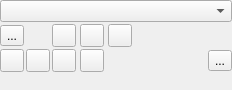
KDE/krita, file plugins/textshape/dialogs/SimpleParagraphWidget.ui: the form before one commit.
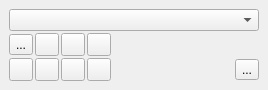
The form after the commit. Custom widgets are drawn as their Qt base class.

Commit message: Make widget layout a bit nice

Patch:
```diff
--- a/plugins/textshape/dialogs/SimpleParagraphWidget.ui
+++ b/plugins/textshape/dialogs/SimpleParagraphWidget.ui
@@ -6,7 +6,7 @@
    <rect>
     <x>0</x>
     <y>0</y>
-    <width>232</width>
+    <width>268</width>
     <height>90</height>
    </rect>
   </property>
@@ -26,7 +26,7 @@
    <property name="spacing">
     <number>0</number>
    </property>
-   <item row="1" column="0">
+   <item row="0" column="0">
     <widget class="QWidget" name="SpecialSpacer" native="true">
      <property name="sizePolicy">
       <sizepolicy hsizetype="Preferred" vsizetype="Expanding">
@@ -34,32 +34,16 @@
        <verstretch>0</verstretch>
       </sizepolicy>
      </property>
-     <zorder></zorder>
-    </widget>
-   </item>
-   <item row="0" column="0">
-    <layout class="QGridLayout" name="gridLayout" columnstretch="0,2,0,0,0,0,0,0,0,0,0,0">
+     <layout class="QVBoxLayout" name="verticalLayout">
+      <item>
+       <layout class="QGridLayout" name="gridLayout" columnstretch="0,0,0,0,0,0,0,0">
      <property name="spacing">
       <number>2</number>
      </property>
-     <item row="3" column="0">
-      <widget class="QToolButton" name="alignLeft">
-       <property name="autoRaise">
-        <bool>false</bool>
-       </property>
-      </widget>
-     </item>
-     <item row="3" column="5" colspan="2">
-      <widget class="QToolButton" name="alignBlock">
-       <property name="autoRaise">
-        <bool>false</bool>
-       </property>
-      </widget>
-     </item>
-     <item row="1" column="0" colspan="12">
+        <item row="1" column="0" colspan="8">
       <widget class="StylesCombo" name="paragraphStyleCombo"/>
      </item>
-     <item row="2" column="10">
+        <item row="2" column="6">
       <spacer name="horizontalSpacer_2">
        <property name="orientation">
         <enum>Qt::Horizontal</enum>
@@ -72,20 +56,6 @@
        </property>
       </spacer>
      </item>
-     <item row="3" column="3" colspan="2">
-      <widget class="QToolButton" name="alignRight">
-       <property name="autoRaise">
-        <bool>false</bool>
-       </property>
-      </widget>
-     </item>
-     <item row="2" column="3">
-      <widget class="QToolButton" name="decreaseIndent">
-       <property name="autoRaise">
-        <bool>false</bool>
-       </property>
-      </widget>
-     </item>
      <item row="2" column="0" colspan="2">
       <widget class="FormattingButton" name="bulletListButton">
        <property name="text">
@@ -93,47 +63,79 @@
        </property>
       </widget>
      </item>
-     <item row="3" column="1" colspan="2">
+        <item row="3" column="7">
+         <widget class="QToolButton" name="moreOptions">
+          <property name="text">
+           <string>...</string>
+          </property>
+         </widget>
+        </item>
+        <item row="2" column="2">
+         <widget class="QToolButton" name="decreaseIndent">
+          <property name="autoRaise">
+           <bool>false</bool>
+          </property>
+         </widget>
+        </item>
+        <item row="3" column="0" colspan="5">
+         <layout class="QHBoxLayout" name="horizontalLayout">
+          <item>
+           <widget class="QToolButton" name="alignLeft">
+            <property name="autoRaise">
+             <bool>false</bool>
+            </property>
+           </widget>
+          </item>
+          <item>
       <widget class="QToolButton" name="alignCenter">
        <property name="autoRaise">
         <bool>false</bool>
        </property>
       </widget>
      </item>
-     <item row="3" column="7" colspan="3">
-      <spacer name="horizontalSpacer_3">
+          <item>
+           <widget class="QToolButton" name="alignRight">
+            <property name="autoRaise">
+             <bool>false</bool>
+            </property>
+           </widget>
+          </item>
+          <item>
+           <widget class="QToolButton" name="alignBlock">
+            <property name="autoRaise">
+             <bool>false</bool>
+            </property>
+           </widget>
+          </item>
+          <item>
+           <spacer name="horizontalSpacer">
        <property name="orientation">
         <enum>Qt::Horizontal</enum>
        </property>
-       <property name="sizeType">
-        <enum>QSizePolicy::Minimum</enum>
-       </property>
        <property name="sizeHint" stdset="0">
         <size>
          <width>0</width>
-         <height>10</height>
+              <height>20</height>
         </size>
        </property>
       </spacer>
      </item>
-     <item row="3" column="11">
-      <widget class="QToolButton" name="moreOptions">
-       <property name="text">
-        <string>...</string>
-       </property>
-      </widget>
-     </item>
-     <item row="2" column="5">
+         </layout>
+        </item>
+        <item row="2" column="3">
       <widget class="QToolButton" name="increaseIndent">
        <property name="autoRaise">
         <bool>false</bool>
        </property>
       </widget>
      </item>
-     <item row="2" column="7">
+        <item row="2" column="4">
       <widget class="QToolButton" name="changeTextDirection"/>
      </item>
     </layout>
+      </item>
+     </layout>
+    </widget>
    </item>
   </layout>
  </widget>
```
Lines whose indentation alone changed are shown as unchanged.
